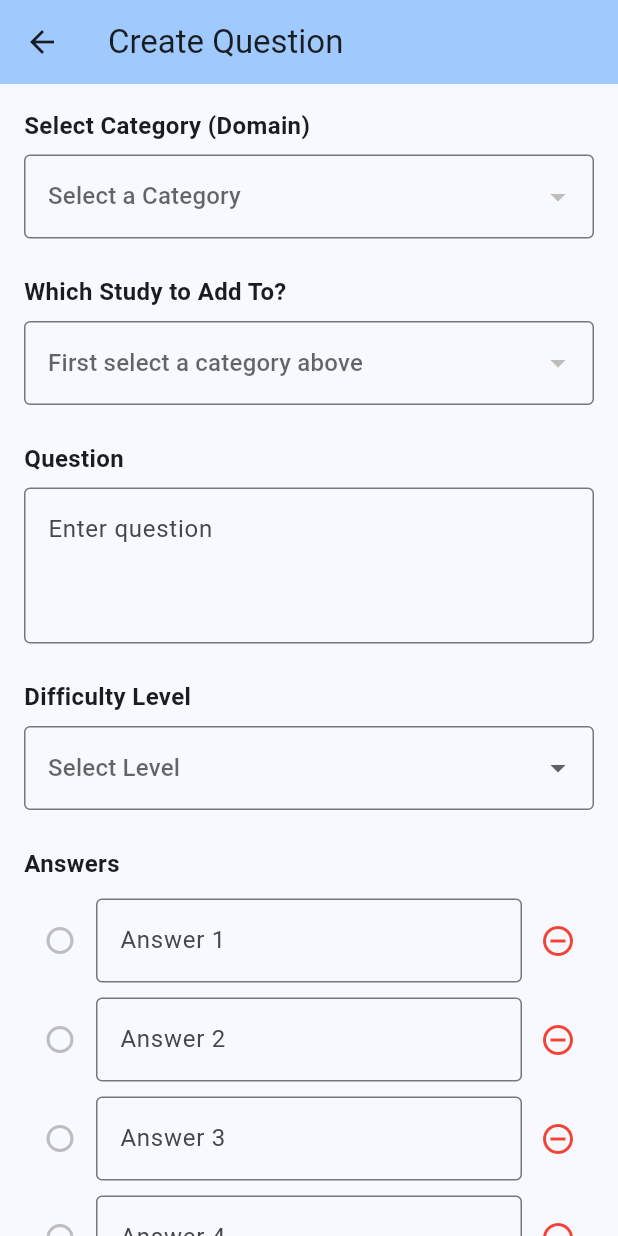
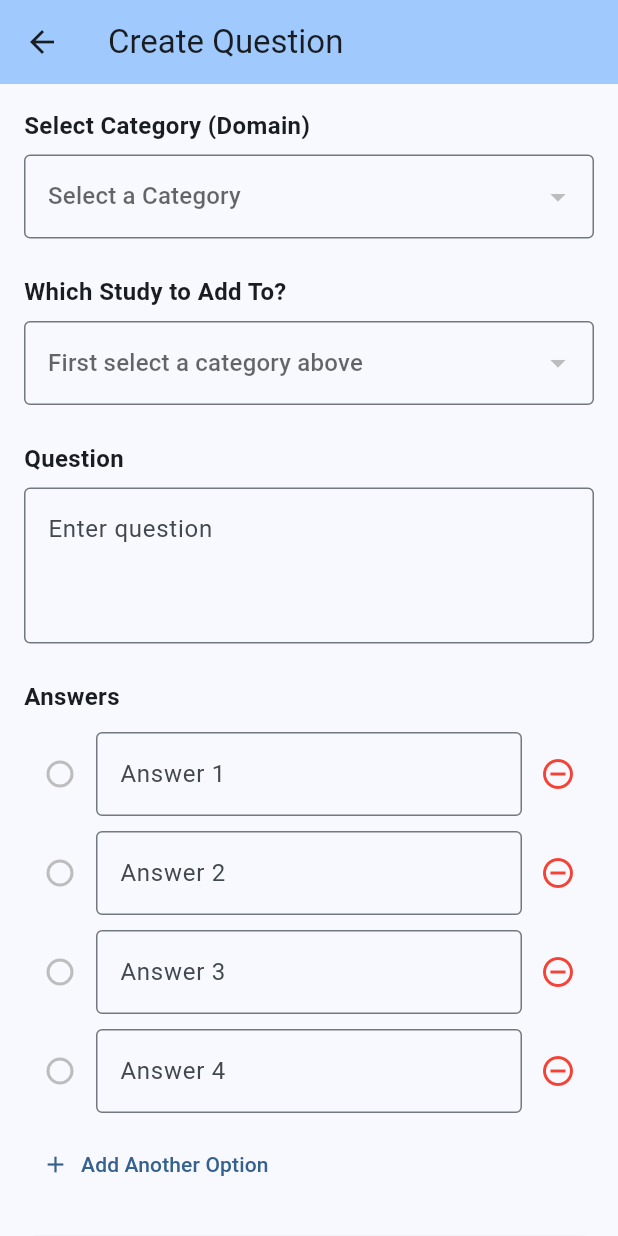
Before and after one commit to krlpsule/LexiLearnApp, a Flutter app: the CreateQuestionScreen screen opened directly, on a phone screen of 412 x 824 dp. Run offline on Flutter 3.47's test engine with Material 3 defaults, Android fonts, the phone set to English and light mode, and no system bars; network calls fail.

Commit message:
fix: remove difficulty level from question creation screen

```diff
--- a/lexilearn_app/lib/create_question_screen.dart
+++ b/lexilearn_app/lib/create_question_screen.dart
@@ -19,14 +19,12 @@ class _CreateQuestionScreenState extends State<CreateQuestionScreen> {
   ];
   int? _correctAnswerIndex;
 
-  String? _selectedLevel;
   String? _selectedDomainId;
   String? _selectedStudyId;
   List<dynamic> _domains = [];
   List<dynamic> _studies = [];
   List<dynamic> _filteredStudies = [];
 
-  final List<String> _levels = ['Beginner', 'Intermediate', 'Advanced'];
   final String baseUrl = 'http://10.0.2.2:8080';
 
   @override
@@ -36,7 +34,6 @@ class _CreateQuestionScreenState extends State<CreateQuestionScreen> {
     _fetchStudies();
   }
 
-  // Arkadaşının eklediği: Bellek sızıntısını önlemek için controller'ları temizliyoruz
   @override
   void dispose() {
     _questionController.dispose();
@@ -46,12 +43,10 @@ class _CreateQuestionScreenState extends State<CreateQuestionScreen> {
     super.dispose();
   }
 
-  // Domain'leri çek
   Future<void> _fetchDomains() async {
     try {
       final response = await http.get(Uri.parse('$baseUrl/domains'));
       if (!mounted) return;
-
       if (response.statusCode == 200) {
         setState(() {
           _domains = jsonDecode(response.body);
@@ -62,12 +57,10 @@ class _CreateQuestionScreenState extends State<CreateQuestionScreen> {
     }
   }
 
-  // Study'leri çek
   Future<void> _fetchStudies() async {
     try {
       final response = await http.get(Uri.parse('$baseUrl/studies'));
       if (!mounted) return;
-
       if (response.statusCode == 200) {
         setState(() {
           _studies = jsonDecode(response.body);
@@ -79,7 +72,6 @@ class _CreateQuestionScreenState extends State<CreateQuestionScreen> {
     }
   }
 
-  // Seçili Domain'e göre Study'leri filtrele (Null Safety eklendi)
   void _filterStudies() {
     if (_selectedDomainId == null) {
       _filteredStudies = [];
@@ -89,7 +81,7 @@ class _CreateQuestionScreenState extends State<CreateQuestionScreen> {
         return sDomainId == _selectedDomainId;
       }).toList();
     }
-    _selectedStudyId = null; // Domain değişince Study sıfırlansın
+    _selectedStudyId = null;
   }
 
   void _addAnswer() {
@@ -110,8 +102,7 @@ class _CreateQuestionScreenState extends State<CreateQuestionScreen> {
         _answerControllers.removeAt(index);
         if (_correctAnswerIndex == index) {
           _correctAnswerIndex = null;
-        } else if (_correctAnswerIndex != null &&
-            _correctAnswerIndex! > index) {
+        } else if (_correctAnswerIndex != null && _correctAnswerIndex! > index) {
           _correctAnswerIndex = _correctAnswerIndex! - 1;
         }
       });
@@ -129,14 +120,10 @@ class _CreateQuestionScreenState extends State<CreateQuestionScreen> {
       );
       return;
     }
-    if (_selectedStudyId == null ||
-        _questionController.text.trim().isEmpty ||
-        _selectedLevel == null) {
+    if (_selectedStudyId == null || _questionController.text.trim().isEmpty) {
       ScaffoldMessenger.of(context).showSnackBar(
         const SnackBar(
-          content: Text(
-            'Please select a Study, Question Text, and Difficulty Level.',
-          ),
+          content: Text('Please select a Study and enter the Question Text.'),
           backgroundColor: Colors.red,
         ),
       );
@@ -152,15 +139,12 @@ class _CreateQuestionScreenState extends State<CreateQuestionScreen> {
       return;
     }
 
-    // Senin yazdığın detaylı kontrol mekanizması (Kullanıcıya tam nerenin boş olduğunu söyler)
     List<String> options = [];
     for (var controller in _answerControllers) {
       if (controller.text.trim().isEmpty) {
         ScaffoldMessenger.of(context).showSnackBar(
           const SnackBar(
-            content: Text(
-              'Please fill in all answer fields or remove empty options.',
-            ),
+            content: Text('Please fill in all answer fields or remove empty options.'),
             backgroundColor: Colors.orange,
           ),
         );
@@ -177,7 +161,6 @@ class _CreateQuestionScreenState extends State<CreateQuestionScreen> {
           'text': _questionController.text.trim(),
           'answer': options[_correctAnswerIndex!],
           'options': jsonEncode(options),
-          'level': _selectedLevel!,
         },
       );
 
@@ -190,13 +173,11 @@ class _CreateQuestionScreenState extends State<CreateQuestionScreen> {
             backgroundColor: Colors.green,
           ),
         );
-        _resetForm(); // Arkadaşının eklediği reset metodu çağrıldı
+        _resetForm();
       } else {
         ScaffoldMessenger.of(context).showSnackBar(
           SnackBar(
-            content: Text(
-              'Failed to save question! Error: ${response.statusCode}',
-            ),
+            content: Text('Failed to save question! Error: ${response.statusCode}'),
             backgroundColor: Colors.red,
           ),
         );
@@ -212,8 +193,6 @@ class _CreateQuestionScreenState extends State<CreateQuestionScreen> {
     }
   }
 
-  // Arkadaşının eklediği reset metodu. SENİN UX tasarımına göre modifiye edildi:
-  // Domain'i bilerek sıfırlamıyoruz ki hoca aynı konuya hızlıca 2. soruyu yazabilsin!
   void _resetForm() {
     _questionController.clear();
     for (var controller in _answerControllers) {
@@ -221,10 +200,7 @@ class _CreateQuestionScreenState extends State<CreateQuestionScreen> {
     }
     setState(() {
       _correctAnswerIndex = null;
-      _selectedLevel = null;
       _selectedStudyId = null;
-      // _selectedDomainId = null; // Yoruma alındı: Domain seçili kalmaya devam etsin.
-      // _filteredStudies = [];    // Yoruma alındı: Study'ler listede kalmaya devam etsin.
     });
   }
 
@@ -240,7 +216,6 @@ class _CreateQuestionScreenState extends State<CreateQuestionScreen> {
         child: Column(
           crossAxisAlignment: CrossAxisAlignment.start,
           children: [
-            // ── 1. ÖNCE DOMAIN SEÇ ──
             const Text(
               'Select Category (Domain)',
               style: TextStyle(fontSize: 16, fontWeight: FontWeight.bold),
@@ -251,19 +226,8 @@ class _CreateQuestionScreenState extends State<CreateQuestionScreen> {
               hint: const Text('Select a Category'),
               decoration: const InputDecoration(border: OutlineInputBorder()),
               items: _domains.map<DropdownMenuItem<String>>((domain) {
-                String id =
-                    (domain['domainId'] ??
-                            domain['domain_id'] ??
-                            domain['id'] ??
-                            '')
-                        .toString();
-                String name =
-                    (domain['domainName'] ??
-                            domain['domain_name'] ??
-                            domain['name'] ??
-                            'Unknown')
-                        .toString();
-
+                String id = (domain['domainId'] ?? domain['domain_id'] ?? domain['id'] ?? '').toString();
+                String name = (domain['domainName'] ?? domain['domain_name'] ?? domain['name'] ?? 'Unknown').toString();
                 return DropdownMenuItem<String>(
                   value: id.isNotEmpty ? id : null,
                   child: Text(name),
@@ -278,7 +242,6 @@ class _CreateQuestionScreenState extends State<CreateQuestionScreen> {
             ),
             const SizedBox(height: 24),
 
-            // ── 2. SONRA STUDY SEÇ ──
             const Text(
               'Which Study to Add To?',
               style: TextStyle(fontSize: 16, fontWeight: FontWeight.bold),
@@ -293,12 +256,8 @@ class _CreateQuestionScreenState extends State<CreateQuestionScreen> {
               ),
               decoration: const InputDecoration(border: OutlineInputBorder()),
               items: _filteredStudies.map<DropdownMenuItem<String>>((study) {
-                String id = (study['studyId'] ?? study['study_id'] ?? '')
-                    .toString();
-                String title =
-                    (study['title'] ?? study['name'] ?? 'Unknown Study')
-                        .toString();
-
+                String id = (study['studyId'] ?? study['study_id'] ?? '').toString();
+                String title = (study['title'] ?? study['name'] ?? 'Unknown Study').toString();
                 return DropdownMenuItem<String>(
                   value: id.isNotEmpty ? id : null,
                   child: Text(title),
@@ -310,7 +269,6 @@ class _CreateQuestionScreenState extends State<CreateQuestionScreen> {
             ),
             const SizedBox(height: 24),
 
-            // ── Soru Metni ──
             const Text(
               'Question',
               style: TextStyle(fontSize: 16, fontWeight: FontWeight.bold),
@@ -326,24 +284,6 @@ class _CreateQuestionScreenState extends State<CreateQuestionScreen> {
             ),
             const SizedBox(height: 24),
 
-            // ── Zorluk Seviyesi ──
-            const Text(
-              'Difficulty Level',
-              style: TextStyle(fontSize: 16, fontWeight: FontWeight.bold),
-            ),
-            const SizedBox(height: 8),
-            DropdownButtonFormField<String>(
-              value: _selectedLevel,
-              items: _levels
-                  .map((l) => DropdownMenuItem(value: l, child: Text(l)))
-                  .toList(),
-              onChanged: (val) => setState(() => _selectedLevel = val),
-              decoration: const InputDecoration(border: OutlineInputBorder()),
-              hint: const Text('Select Level'),
-            ),
-            const SizedBox(height: 24),
-
-            // ── Cevaplar ──
             const Text(
               'Answers',
               style: TextStyle(fontSize: 16, fontWeight: FontWeight.bold),
@@ -360,10 +300,7 @@ class _CreateQuestionScreenState extends State<CreateQuestionScreen> {
                       onChanged: (value) =>
                           setState(() => _correctAnswerIndex = value),
                       activeColor: Colors.green,
-                      // Senin UX iyileştirmen: Seçili olmayanlar gri
-                      fillColor: WidgetStateProperty.resolveWith<Color>((
-                        states,
-                      ) {
+                      fillColor: WidgetStateProperty.resolveWith<Color>((states) {
                         if (_correctAnswerIndex == index) return Colors.green;
                         return Colors.grey.shade400;
                       }),
@@ -378,10 +315,7 @@ class _CreateQuestionScreenState extends State<CreateQuestionScreen> {
                       ),
                     ),
                     IconButton(
-                      icon: const Icon(
-                        Icons.remove_circle_outline,
-                        color: Colors.red,
-                      ),
+                      icon: const Icon(Icons.remove_circle_outline, color: Colors.red),
                       onPressed: () => _removeAnswer(index),
                     ),
                   ],
@@ -395,7 +329,6 @@ class _CreateQuestionScreenState extends State<CreateQuestionScreen> {
             ),
             const SizedBox(height: 24),
 
-            // ── Kaydet Butonu ──
             SizedBox(
               width: double.infinity,
               height: 50,
```
